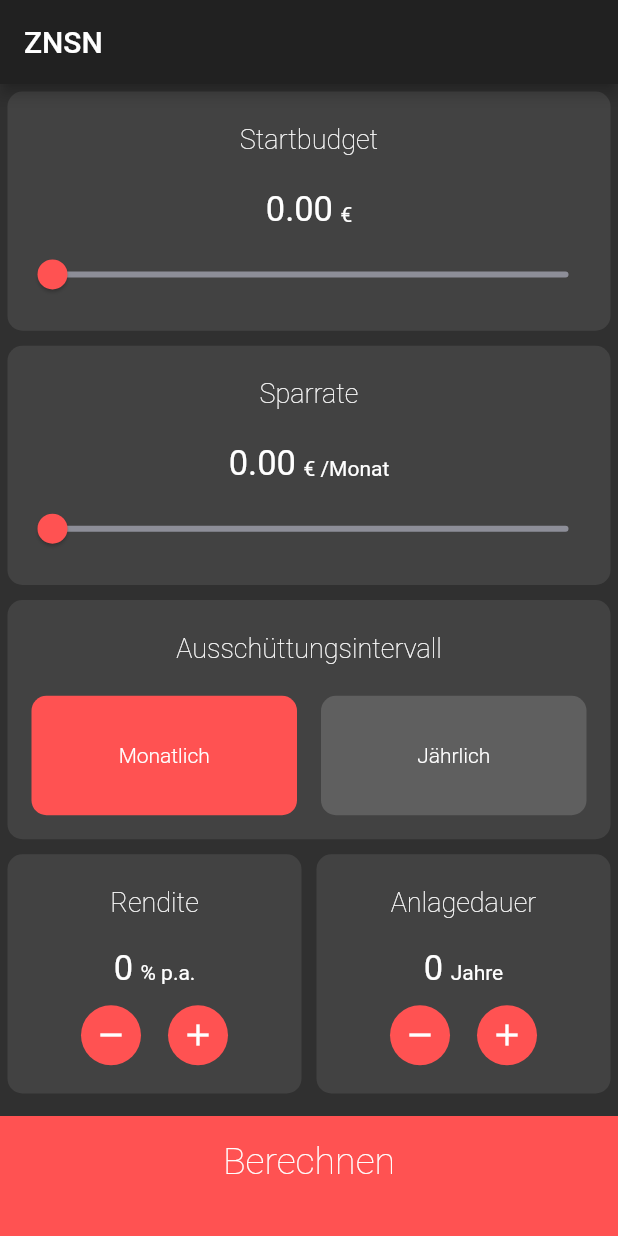
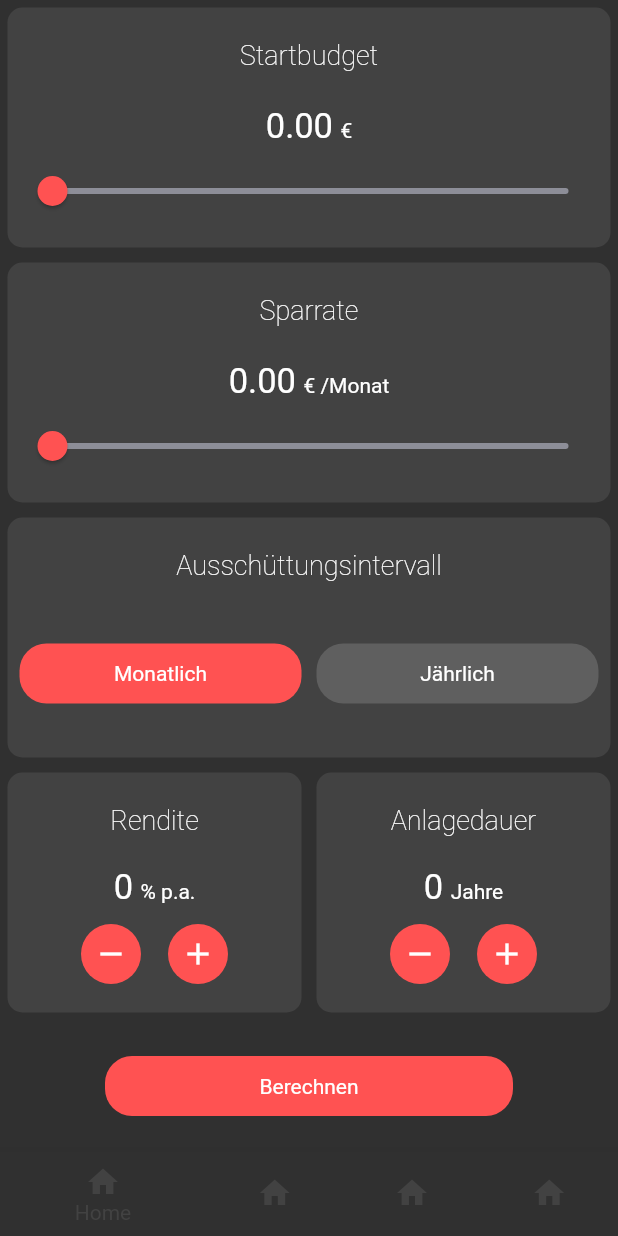
Before and after one commit to McMuellermilch/znsn, a Flutter app: the screen it shows after launch, on a phone screen of 412 x 824 dp. Run offline on Flutter 3.47's test engine with Material 2 defaults, Android fonts, the phone set to English and light mode, and no system bars.

Commit message:
changed simple_button class to make it more versatile

```diff
--- a/lib/components/simple_button.dart
+++ b/lib/components/simple_button.dart
@@ -2,23 +2,31 @@ import 'package:flutter/material.dart';
 import 'package:znsn/constants.dart';
 
 class SimpleButton extends StatelessWidget {
-  SimpleButton({@required this.icon, @required this.onPressed});
+  SimpleButton(
+      {@required this.shape,
+      @required this.onPressed,
+      this.fillColor,
+      this.icon,
+      this.text});
 
+  final String text;
   final IconData icon;
   final Function onPressed;
+  final ShapeBorder shape;
+  final Color fillColor;
 
   @override
   Widget build(BuildContext context) {
     return RawMaterialButton(
       elevation: 0.0,
-      child: Icon(icon),
+      child: text == null ? Icon(icon) : Text(text),
       onPressed: onPressed,
       constraints: BoxConstraints.tightFor(
         width: 40.0,
         height: 40.0,
       ),
-      shape: CircleBorder(),
-      fillColor: kBottomContainerColor,
+      shape: shape,
+      fillColor: fillColor == null ? kBottomContainerColor : fillColor,
     );
   }
 }
--- a/lib/homepage.dart
+++ b/lib/homepage.dart
@@ -5,6 +5,7 @@ import 'package:znsn/components/simple_card.dart';
 import 'package:znsn/components/bottom_button.dart';
 import 'package:znsn/components/simple_empty_card.dart';
 import 'package:znsn/constants.dart';
+import 'package:znsn/components/number_input_field.dart';
 import 'package:znsn/components/simple_text.dart';
 import 'package:znsn/resultpage.dart';
 import 'dart:math';
@@ -42,10 +43,14 @@ class _HomepageState extends State<Homepage> {
   @override
   Widget build(BuildContext context) {
     return Scaffold(
-      appBar: AppBar(
-        title: Text("ZNSN"),
-      ),
-      body: Column(
+      bottomNavigationBar: BottomNavigationBar(currentIndex: 0, items: [
+        BottomNavigationBarItem(title: Text("Home"), icon: Icon(Icons.home)),
+        BottomNavigationBarItem(title: Text("dude"), icon: Icon(Icons.home)),
+        BottomNavigationBarItem(title: Text("dude"), icon: Icon(Icons.home)),
+        BottomNavigationBarItem(title: Text("dude"), icon: Icon(Icons.home)),
+      ]),
+      body: SafeArea(
+        child: Column(
           crossAxisAlignment: CrossAxisAlignment.stretch,
           mainAxisAlignment: MainAxisAlignment.spaceEvenly,
           children: <Widget>[
@@ -141,31 +146,36 @@ class _HomepageState extends State<Homepage> {
                       cardChild: Row(
                         children: <Widget>[
                           Expanded(
-                          child: SimpleEmptyCard(
-                            text: "Monatlich",
-                            color: compoundingInterval == 12
+                            child: SimpleButton(
+                                fillColor: compoundingInterval == 12
                                     ? kBottomContainerColor
                                     : kInactiveCardColor,
-                            onTap: () {
+                                text: "Monatlich",
+                                shape: RoundedRectangleBorder(
+                                    borderRadius: BorderRadius.circular(18.0)),
+                                onPressed: () {
                                   setState(() {
                                     compoundingInterval = 12;
                                   });
-                            },
+                                }),
                           ),
+                          SizedBox(
+                            width: 10.0,
                           ),
                           Expanded(
-                          child: SimpleEmptyCard(
-                            text: "Jährlich",
-                            color: compoundingInterval == 1
+                            child: SimpleButton(
+                                fillColor: compoundingInterval == 1
                                     ? kBottomContainerColor
                                     : kInactiveCardColor,
-                            onTap: () {
+                                text: "Jährlich",
+                                shape: RoundedRectangleBorder(
+                                    borderRadius: BorderRadius.circular(18.0)),
+                                onPressed: () {
                                   setState(() {
                                     compoundingInterval = 1;
                                   });
-                            },
+                                }),
                           ),
-                        )
                         ],
                       ),
                     ),
@@ -194,6 +204,7 @@ class _HomepageState extends State<Homepage> {
                             children: <Widget>[
                               SimpleButton(
                                 icon: Icons.remove,
+                                shape: CircleBorder(),
                                 onPressed: () {
                                   setState(
                                     () {
@@ -207,6 +218,7 @@ class _HomepageState extends State<Homepage> {
                               ),
                               SimpleButton(
                                 icon: Icons.add,
+                                shape: CircleBorder(),
                                 onPressed: () {
                                   setState(
                                     () {
@@ -238,6 +250,7 @@ class _HomepageState extends State<Homepage> {
                             children: <Widget>[
                               SimpleButton(
                                 icon: Icons.remove,
+                                shape: CircleBorder(),
                                 onPressed: () {
                                   setState(
                                     () {
@@ -251,6 +264,7 @@ class _HomepageState extends State<Homepage> {
                               ),
                               SimpleButton(
                                 icon: Icons.add,
+                                shape: CircleBorder(),
                                 onPressed: () {
                                   setState(
                                     () {
@@ -268,7 +282,24 @@ class _HomepageState extends State<Homepage> {
                 ],
               ),
             ),
-          BottomButton(
+            Container(
+              padding: EdgeInsets.symmetric(horizontal: 70.0, vertical: 20.0),
+              child: SimpleButton(
+                text: "Berechnen",
+                shape: RoundedRectangleBorder(
+                    borderRadius: BorderRadius.circular(18.0)),
+              ),
+            ),
+          ],
+        ),
+      ),
+    );
+  }
+}
+
+/*
+*
+*BottomButton(
                 onTap: () {
                   if (budget > 0 || sumPayments() > 0) {
                     Navigator.push(
@@ -294,8 +325,5 @@ class _HomepageState extends State<Homepage> {
                   }
                 },
                 buttonTitle: "Berechnen")
-        ],
-      ),
-    );
-  }
-}
+*
+* */
--- a/lib/main.dart
+++ b/lib/main.dart
@@ -12,7 +12,11 @@ class MyApp extends StatelessWidget {
     return MaterialApp(
       title: 'ZNSN',
       theme: ThemeData.dark(),
-      home: Homepage(),
+      home: GestureDetector(
+          onTap: () {
+            FocusScope.of(context).requestFocus(new FocusNode());
+          },
+          child: Homepage()),
     );
   }
 }
```
Also changed, not shown: lib/components/number_input_field.dart (added, +35 -0 lines), lib/resultpage.dart (+3 -4 lines). Lines whose indentation alone changed are shown as unchanged.
